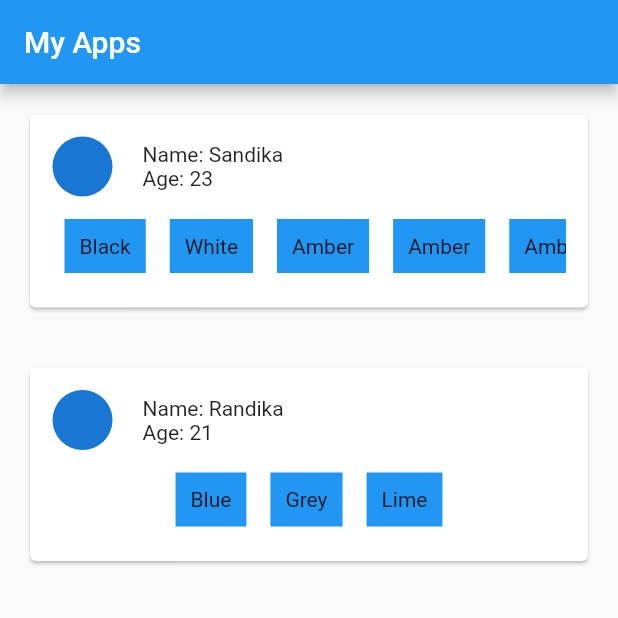
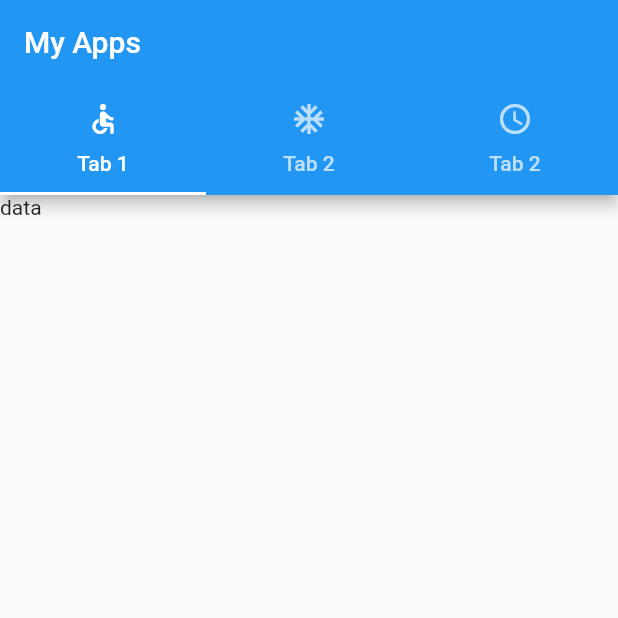
Before and after one commit to Al-gast/learnFlutter, a Flutter app: the screen it shows after launch, on a phone screen of 412 x 824 dp, the top half of it. Run offline on Flutter 3.47's test engine with Material 2 defaults, Android fonts, the phone set to English and light mode, and no system bars.

```diff
--- a/lib/main.dart
+++ b/lib/main.dart
@@ -1,37 +1,20 @@
 import 'package:flutter/material.dart';
+import 'package:intl/intl.dart';
 
 void main() {
   runApp(MyApp());
 }
 
-class MyApp extends StatelessWidget {
+class MyApp extends StatefulWidget {
+  @override
+  State<MyApp> createState() => _MyAppState();
+}
+
+class _MyAppState extends State<MyApp> {
   // int counter = 1;
-  final List<Map<String, dynamic>> myList = [
-    {
-      "Name": "Sandika",
-      "Age": 23,
-      "favColor": [
-        "Black",
-        "White",
-        "Amber",
-        "Amber",
-        "Amber",
-        "Amber",
-        "Amber",
-        "Amber",
-        "Amber",
-        "Amber",
-        "Amber",
-        "Amber",
-        "Amber"
-      ]
-    },
-    {
-      "Name": "Randika",
-      "Age": 21,
-      "favColor": ["Blue", "Grey", "Lime"]
-    },
-  ];
+  final DateTime currentDate = DateTime.now();
+  final TextEditingController _textEditingController = TextEditingController();
+  String result = "";
 
   @override
   Widget build(BuildContext context) {
@@ -189,58 +172,148 @@ class MyApp extends StatelessWidget {
     // );
 
     // 08 Mapping List
-    var mapping_list = ListView(
-        children: myList.map((data) {
-      List myFavColor = data['favColor'];
-      return Card(
-        margin: EdgeInsets.all(20),
-        child: Padding(
-          padding:
-              const EdgeInsets.only(top: 15, bottom: 8, right: 15, left: 15),
-          child: Column(
-            children: [
-              Row(
-                children: [
-                  CircleAvatar(),
-                  SizedBox(
-                    width: 20,
+    // var mapping_list = ListView(
+    //     children: myList.map((data) {
+    //   List myFavColor = data['favColor'];
+    //   return Card(
+    //     margin: EdgeInsets.all(20),
+    //     child: Padding(
+    //       padding:
+    //           const EdgeInsets.only(top: 15, bottom: 8, right: 15, left: 15),
+    //       child: Column(
+    //         children: [
+    //           Row(
+    //             children: [
+    //               CircleAvatar(),
+    //               SizedBox(
+    //                 width: 20,
+    //               ),
+    //               Column(
+    //                 crossAxisAlignment: CrossAxisAlignment.start,
+    //                 children: [
+    //                   Text('Name: ${data['Name']}'),
+    //                   Text('Age: ${data['Age']}')
+    //                 ],
+    //               )
+    //             ],
+    //           ),
+    //           SingleChildScrollView(
+    //             scrollDirection: Axis.horizontal,
+    //             child: Row(
+    //                 children: myFavColor.map((color) {
+    //               return Container(
+    //                 padding: const EdgeInsets.all(10),
+    //                 margin:
+    //                     const EdgeInsets.symmetric(horizontal: 8, vertical: 15),
+    //                 color: Colors.blue,
+    //                 child: Text(color),
+    //               );
+    //             }).toList()),
+    //           )
+    //         ],
+    //       ),
+    //     ),
+    //   );
+    // }).toList());
+
+    // 09 Date Time
+    // var date_time = Center(
+    //   child: Text(
+    //     DateFormat('EEEE').format(currentDate),
+    //     style: TextStyle(fontSize: 25),
+    //   ),
+    // );
+
+    // 10 Tab Bar
+    List<Tab> myTab = [
+      const Tab(
+        icon: Icon(Icons.accessible_rounded),
+        text: "Tab 1",
       ),
-                  Column(
-                    crossAxisAlignment: CrossAxisAlignment.start,
-                    children: [
-                      Text('Name: ${data['Name']}'),
-                      Text('Age: ${data['Age']}')
-                    ],
-                  )
-                ],
+      const Tab(
+        icon: Icon(Icons.ac_unit),
+        text: "Tab 2",
       ),
-              SingleChildScrollView(
-                scrollDirection: Axis.horizontal,
-                child: Row(
-                    children: myFavColor.map((color) {
-                  return Container(
-                    padding: const EdgeInsets.all(10),
-                    margin:
-                        const EdgeInsets.symmetric(horizontal: 8, vertical: 15),
-                    color: Colors.blue,
-                    child: Text(color),
-                  );
-                }).toList()),
-              )
-            ],
+      const Tab(
+        icon: Icon(Icons.access_time_sharp),
+        text: "Tab 2",
       ),
-        ),
-      );
-    }).toList());
+    ];
+    // const tab_bar_view = TabBarView(children: [
+    //   Center(
+    //     child: Text("Hello"),
+    //   ),
+    //   Center(
+    //     child: Text("Fuck"),
+    //   ),
+    //   Center(
+    //     child: Text("You"),
+    //   ),
+    // ]);
+
+    // Text filed
+    // var text_filed = Center(
+    //   child: Column(
+    //     children: [
+    //       TextField(
+    //         controller: _textEditingController,
+    //         decoration: InputDecoration(
+    //           labelText: 'Enter your name',
+    //           labelStyle: TextStyle(
+    //             color: Colors.blue,
+    //             fontWeight: FontWeight.bold,
+    //           ),
+    //           hintText: 'e.g. John Doe',
+    //           hintStyle: TextStyle(
+    //             color: Colors.grey,
+    //           ),
+    //           prefixIcon: Icon(
+    //             Icons.person,
+    //             color: Colors.blue,
+    //           ),
+    //           enabledBorder: OutlineInputBorder(
+    //             borderSide: BorderSide(
+    //               color: Colors.blue,
+    //             ),
+    //             borderRadius: BorderRadius.circular(10.0),
+    //           ),
+    //           focusedBorder: OutlineInputBorder(
+    //             borderSide: BorderSide(
+    //               color: Colors.blue,
+    //               width: 2.0,
+    //             ),
+    //             borderRadius: BorderRadius.circular(10.0),
+    //           ),
+    //         ),
+    //         keyboardType: TextInputType.text,
+    //         textInputAction: TextInputAction.done,
+    //         onChanged: (value) {
+    //           setState(() {
+    //             result = value;
+    //           });
+    //         },
+    //         onSubmitted: (value) {
+    //           // Handle text submission
+    //         },
+    //       ),
+    //       Text(result)
+    //     ],
+    //   ),
+    // );
 
     return MaterialApp(
       debugShowCheckedModeBanner: false,
-      home: Scaffold(
+      home: DefaultTabController(
+          length: myTab.length,
+          child: Scaffold(
             appBar: AppBar(
               title: const Text("My Apps"),
+              bottom: TabBar(
+                tabs: myTab,
               ),
-        body: mapping_list,
             ),
+            body: Text('data'),
+          )),
     );
   }
 }
--- a/pubspec.yaml
+++ b/pubspec.yaml
@@ -32,9 +32,11 @@ dependencies:
     sdk: flutter
 
 
+
   # The following adds the Cupertino Icons font to your application.
   # Use with the CupertinoIcons class for iOS style icons.
   cupertino_icons: ^1.0.2
+  intl: ^0.18.1
 
 dev_dependencies:
   flutter_test:
```
Also changed, not shown: pubspec.lock. Lines whose indentation alone changed are shown as unchanged.
